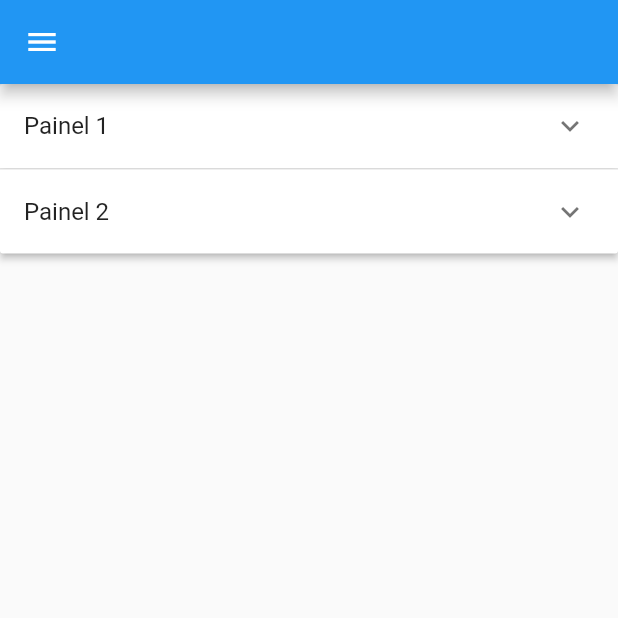
After one commit to treinaweb/treinaweb-flutter-widgets-Interface, a Flutter app: the ExpansionPanelView screen opened directly, on a phone screen of 412 x 824 dp, the top half of it. The commit adds this screen. Run offline on Flutter 3.47's test engine with Material 2 defaults, Android fonts, the phone set to English and light mode, and no system bars.

Commit message:
expansion panel

```diff
--- a/lib/list.dart
+++ b/lib/list.dart
@@ -9,6 +9,7 @@ import 'package:perfil/widgets/inputs/slider.dart';
 import 'package:perfil/widgets/inputs/switch_list_tile.dart';
 import 'package:perfil/widgets/inputs/text_elevated_outlined_button.dart';
 import 'package:perfil/widgets/interface/data_table.dart';
+import 'package:perfil/widgets/interface/expansion_panel.dart';
 import 'package:perfil/widgets/interface/list_tile.dart';
 import 'package:perfil/widgets/interface/table.dart';
 
@@ -137,6 +138,16 @@ class ListMenu {
         },
         child: const Text('Data Table'),
       ),
+      TextButton(
+        onPressed: () {
+          Navigator.of(context).pushReplacement(
+            MaterialPageRoute(
+              builder: (ctx) => const ExpansionPanelView(),
+            ),
+          );
+        },
+        child: const Text('Expansion panel'),
+      ),
     ];
   }
 }
--- /dev/null
+++ b/lib/widgets/interface/expansion_panel.dart
@@ -0,0 +1,66 @@
+import 'package:flutter/material.dart';
+import 'package:perfil/list.dart';
+
+class Item {
+  String value, headValue;
+  bool isExpanded;
+  Item({required this.headValue, required this.value, this.isExpanded = false});
+}
+
+class ExpansionPanelView extends StatefulWidget {
+  const ExpansionPanelView({Key? key}) : super(key: key);
+
+  @override
+  State<ExpansionPanelView> createState() => _ExpansionPanelViewState();
+}
+
+class _ExpansionPanelViewState extends State<ExpansionPanelView> {
+  final List<Item> _data = [
+    Item(headValue: 'Painel 1', value: 'Este é um item com número 1'),
+    Item(headValue: 'Painel 2', value: 'Este é um item com número 2'),
+  ];
+
+  @override
+  Widget build(BuildContext context) {
+    return Scaffold(
+        drawer: Drawer(
+          child: ListView(
+            children: ListMenu.get(context),
+          ),
+        ),
+        appBar: AppBar(),
+        body: SingleChildScrollView(
+          child: ExpansionPanelList(
+            expansionCallback: (index, isExpanded) {
+              setState(() {
+                _data[index].isExpanded = !isExpanded;
+              });
+            },
+            children: [
+              ExpansionPanel(
+                isExpanded: _data[0].isExpanded,
+                headerBuilder: (ctx, isExpanded) {
+                  return ListTile(
+                    title: Text(_data[0].headValue),
+                  );
+                },
+                body: ListTile(
+                  title: Text(_data[0].value),
+                ),
+              ),
+              ExpansionPanel(
+                isExpanded: _data[1].isExpanded,
+                headerBuilder: (ctx, isExpanded) {
+                  return ListTile(
+                    title: Text(_data[1].headValue),
+                  );
+                },
+                body: ListTile(
+                  title: Text(_data[1].value),
+                ),
+              )
+            ],
+          ),
+        ));
+  }
+}
```
